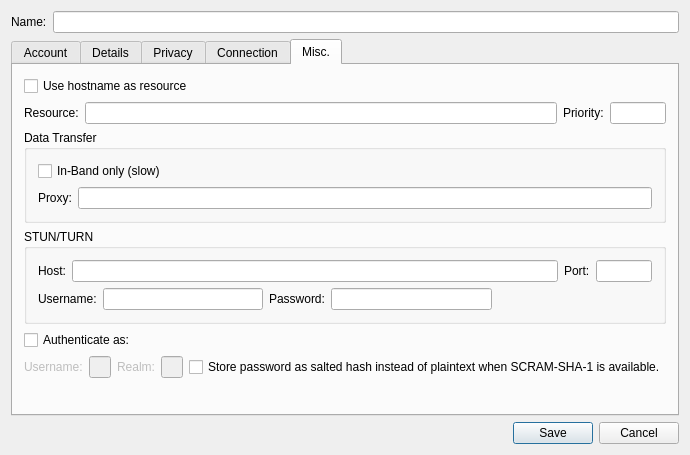
Qt form src/accountmodify.ui (psi-im/psi) before a commit.
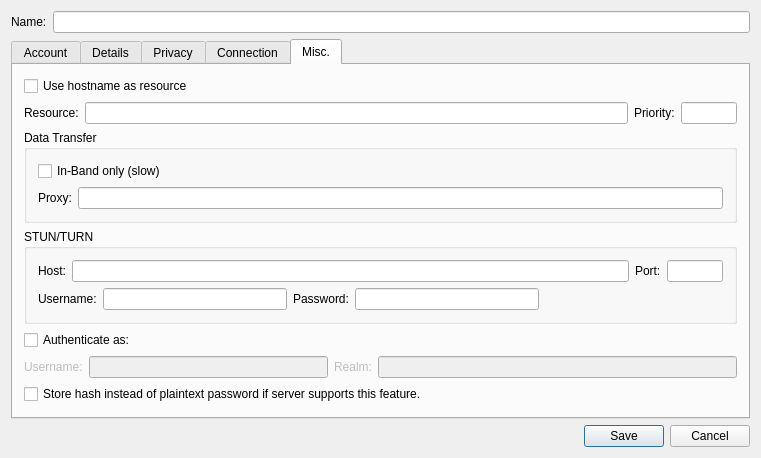
The same form after that commit. The open tabs and pages were chosen to show the change. Custom widgets are drawn as their Qt base class.

Commit message: Small fixes in Account Properties Dialog: improved text and layouts of elements.

The edit to the form file:
```diff
--- a/src/accountmodify.ui
+++ b/src/accountmodify.ui
@@ -6,7 +6,7 @@
    <rect>
     <x>0</x>
     <y>0</y>
-    <width>498</width>
+    <width>761</width>
     <height>455</height>
    </rect>
   </property>
@@ -1041,14 +1041,19 @@
            </property>
           </widget>
          </item>
+        </layout>
+       </item>
 		 <item>
            <widget class="QCheckBox" name="ck_scram_salted_password">
+         <property name="toolTip">
+          <string>&lt;b&gt;Attention!&lt;/b&gt;
+&lt;br/&gt;
+When you enable this option you will not be able to find your password in config files. Only hash text will be there. So if you forget your password, it will be lost if you have not make a backup somewhere else.</string>
+         </property>
             <property name="text">
-             <string>Store password as salted hash instead of plaintext when SCRAM-SHA-1 is available.</string>
-            </property>
-           </widget>
-          </item>
-        </layout>
+          <string>Store hash instead of plaintext password if server supports this feature.</string>
+         </property>
+        </widget>
        </item>
        <item>
         <spacer>
```
Lines whose indentation alone changed are shown as unchanged.
